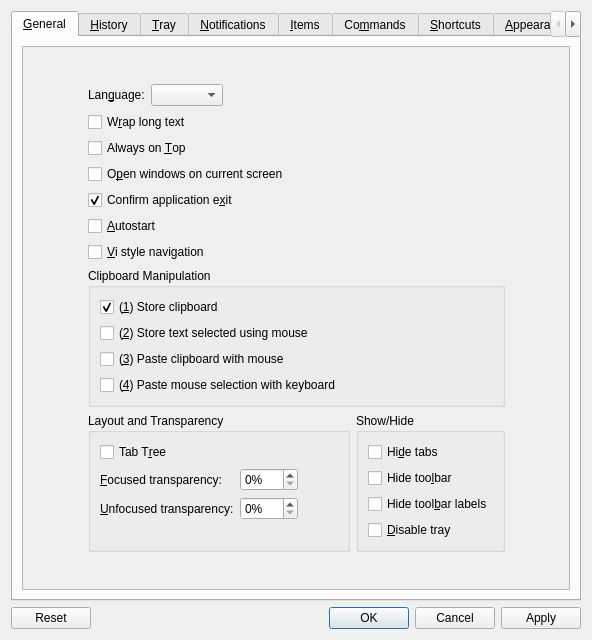
Before: the Qt Designer form src/ui/configurationmanager.ui in hluk/CopyQ, drawn with Qt 5.
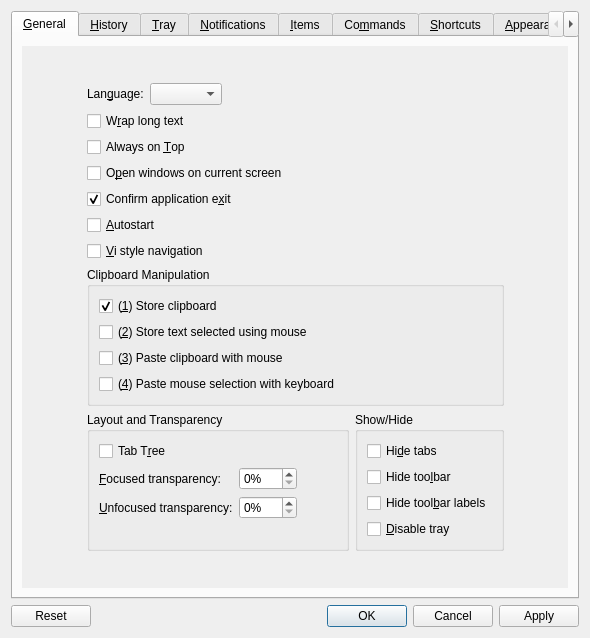
After: the same form once the commit is applied. Custom widgets are drawn as their Qt base class.

Commit message: Remove frame from tab widgets in config dialog

Diff of the .ui file:
```diff
--- a/src/ui/configurationmanager.ui
+++ b/src/ui/configurationmanager.ui
@@ -6,8 +6,8 @@
    <rect>
     <x>0</x>
     <y>0</y>
-    <width>592</width>
-    <height>640</height>
+    <width>590</width>
+    <height>638</height>
    </rect>
   </property>
   <property name="minimumSize">
@@ -35,6 +35,9 @@
       <layout class="QVBoxLayout" name="gridLayout_2">
        <item>
         <widget class="QScrollArea" name="scrollArea">
+         <property name="frameShape">
+          <enum>QFrame::NoFrame</enum>
+         </property>
          <property name="widgetResizable">
           <bool>true</bool>
          </property>
@@ -43,8 +46,8 @@
            <rect>
             <x>0</x>
             <y>0</y>
-            <width>558</width>
-            <height>550</height>
+            <width>562</width>
+            <height>554</height>
            </rect>
           </property>
           <layout class="QHBoxLayout" name="horizontalLayout_15">
```
Left out of the diff: 21 changed lines with no effect on the pictures. The commit also changes 2 other files.
